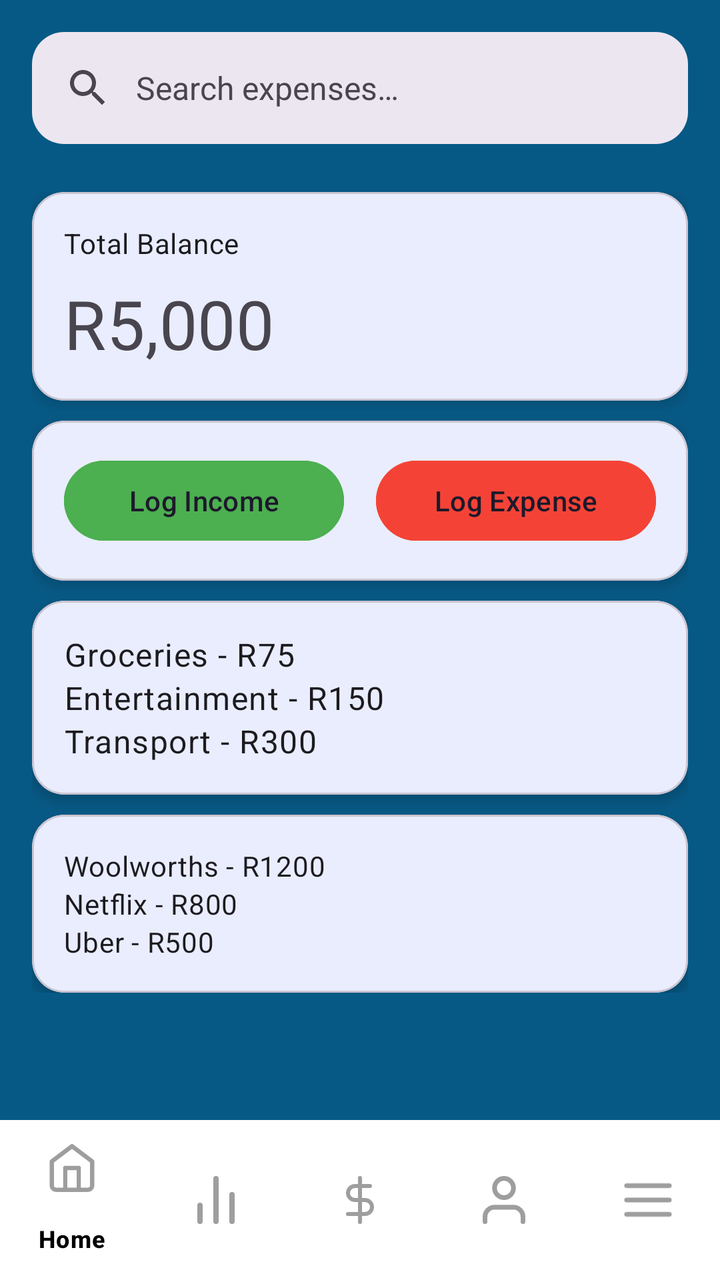
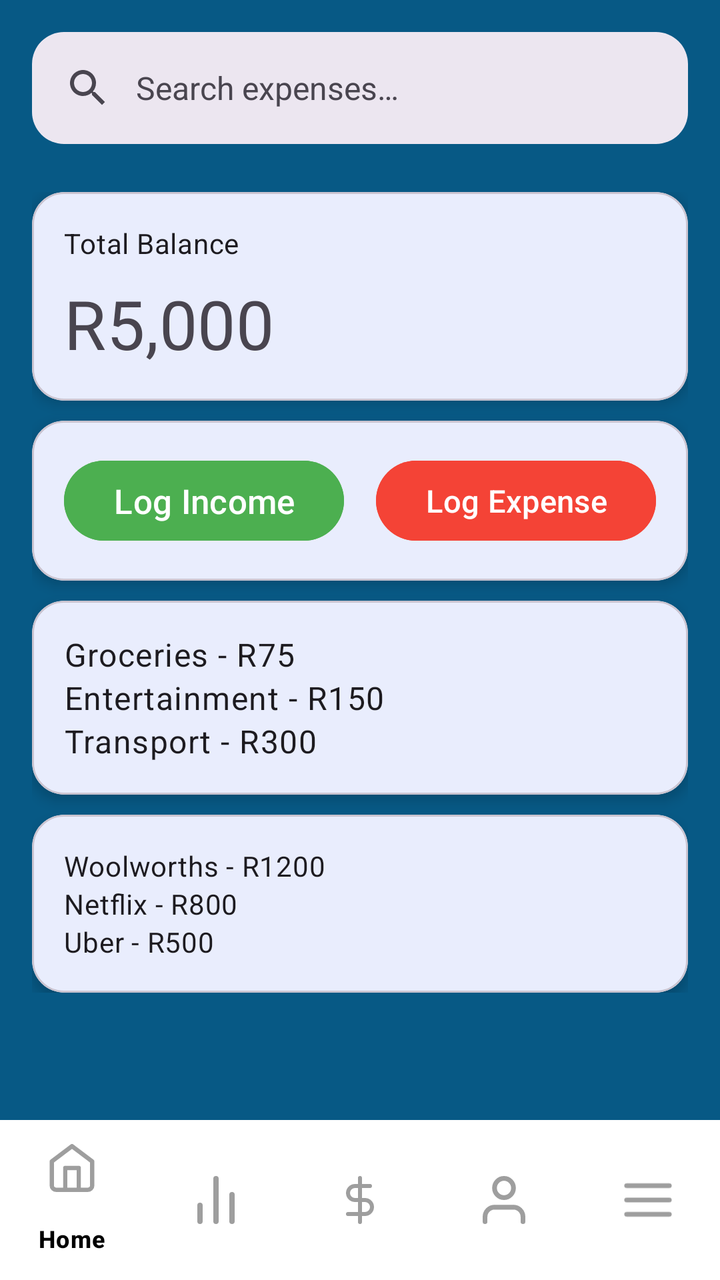

The first picture is an Android layout as it rendered before a commit; the second is the same layout after the commit. The layout source and the unified diff follow.
<!-- AndroidManifest.xml: application theme Theme.KracKShacKBanking -->
<!-- res/layout/dashboard.xml -->
<?xml version="1.0" encoding="utf-8"?>
<androidx.coordinatorlayout.widget.CoordinatorLayout xmlns:android="http://schemas.android.com/apk/res/android"
    xmlns:app="http://schemas.android.com/apk/res-auto"
    xmlns:tools="http://schemas.android.com/tools"
    android:layout_width="match_parent"
    android:layout_height="match_parent"
    android:background="@color/maincolour">

    <com.google.android.material.appbar.AppBarLayout
        android:layout_width="match_parent"
        android:layout_height="wrap_content"
        android:background="@android:color/transparent"
        android:elevation="0dp">

        <com.google.android.material.search.SearchBar
            android:id="@+id/searchBar"
            android:layout_width="match_parent"
            android:layout_height="wrap_content"
            android:layout_marginHorizontal="16dp"
            android:layout_marginBottom="8dp"
            android:hint="@string/search_expenses"
            app:shapeAppearanceOverlay="@style/ShapeAppearanceOverlay.App.SearchBar" />

    </com.google.android.material.appbar.AppBarLayout>

    <androidx.core.widget.NestedScrollView
        android:layout_width="match_parent"
        android:layout_height="match_parent"
        app:layout_behavior="@string/appbar_scrolling_view_behavior">

        <androidx.constraintlayout.widget.ConstraintLayout
            android:layout_width="match_parent"
            android:layout_height="wrap_content"
            android:padding="16dp">

            <com.google.android.material.card.MaterialCardView
                android:id="@+id/balanceCard"
                android:layout_width="match_parent"
                android:layout_height="wrap_content"
                app:cardCornerRadius="16dp"
                app:cardElevation="4dp"
                app:layout_constraintTop_toTopOf="parent">

                <LinearLayout
                    android:layout_width="match_parent"
                    android:layout_height="wrap_content"
                    android:orientation="vertical"
                    android:padding="16dp">

                    <TextView
                        android:layout_width="wrap_content"
                        android:layout_height="wrap_content"
                        android:text="@string/total_balance"
                        android:textAppearance="?attr/textAppearanceBodyMedium" />

                    <TextView
                        android:id="@+id/totalBalanceText"
                        android:layout_width="wrap_content"
                        android:layout_height="wrap_content"
                        android:layout_marginTop="8dp"
                        android:text="@string/AmountMoney"
                        android:textAppearance="?attr/textAppearanceHeadline4" />

                </LinearLayout>

            </com.google.android.material.card.MaterialCardView>

            <com.google.android.material.card.MaterialCardView
                android:id="@+id/quickActionsCard"
                android:layout_width="match_parent"
                android:layout_height="wrap_content"
                android:layout_marginTop="10dp"
                app:cardCornerRadius="16dp"
                app:cardElevation="4dp"
                app:layout_constraintTop_toBottomOf="@id/balanceCard">

                <LinearLayout
                    android:layout_width="match_parent"
                    android:layout_height="wrap_content"
                    android:orientation="horizontal"
                    android:padding="16dp">

                    <com.google.android.material.button.MaterialButton
                        android:id="@+id/btn_log_income"
                        style="@style/Widget.Material3.Button.TonalButton"
                        android:layout_width="0dp"
                        android:layout_height="wrap_content"
                        android:layout_marginEnd="8dp"
                        android:layout_weight="1"
                        android:text="@string/log_income"
                        android:backgroundTint="@color/green" />

                    <com.google.android.material.button.MaterialButton
                        android:id="@+id/btn_log_expense"
                        style="@style/Widget.Material3.Button.TonalButton"
                        android:layout_width="0dp"
                        android:layout_height="wrap_content"
                        android:layout_marginStart="8dp"
                        android:layout_weight="1"
                        android:text="@string/log_expense"
                        android:backgroundTint="@color/red" />

                </LinearLayout>

            </com.google.android.material.card.MaterialCardView>

            <com.google.android.material.card.MaterialCardView
                android:id="@+id/budgetsCard"
                android:layout_width="match_parent"
                android:layout_height="wrap_content"
                android:layout_marginTop="10dp"
                app:cardCornerRadius="16dp"
                app:cardElevation="4dp"
                app:layout_constraintTop_toBottomOf="@id/quickActionsCard">

                <LinearLayout
                    android:layout_width="match_parent"
                    android:layout_height="wrap_content"
                    android:orientation="vertical"
                    android:padding="16dp">

                    <TextView
                        android:layout_width="wrap_content"
                        android:layout_height="wrap_content"
                        android:text="@string/Groceries"
                        android:textAppearance="?attr/textAppearanceBodyLarge" />

                    <TextView
                        android:layout_width="wrap_content"
                        android:layout_height="wrap_content"
                        android:text="@string/Entertainment"
                        android:textAppearance="?attr/textAppearanceBodyLarge" />

                    <TextView
                        android:layout_width="wrap_content"
                        android:layout_height="wrap_content"
                        android:text="@string/Transport"
                        android:textAppearance="?attr/textAppearanceBodyLarge" />

                </LinearLayout>

            </com.google.android.material.card.MaterialCardView>

            <com.google.android.material.card.MaterialCardView
                android:id="@+id/recentTransactionsCard"
                android:layout_width="match_parent"
                android:layout_height="wrap_content"
                android:layout_marginTop="10dp"
                app:cardCornerRadius="16dp"
                app:cardElevation="4dp"
                app:layout_constraintTop_toBottomOf="@id/budgetsCard">

                <LinearLayout
                    android:layout_width="match_parent"
                    android:layout_height="wrap_content"
                    android:orientation="vertical"
                    android:padding="16dp">

                    <TextView
                        android:layout_width="wrap_content"
                        android:layout_height="wrap_content"
                        android:text="@string/Woolworths"
                        android:textAppearance="?attr/textAppearanceBodyMedium" />

                    <TextView
                        android:layout_width="wrap_content"
                        android:layout_height="wrap_content"
                        android:text="@string/Netflix"
                        android:textAppearance="?attr/textAppearanceBodyMedium" />

                    <TextView
                        android:layout_width="wrap_content"
                        android:layout_height="wrap_content"
                        android:text="@string/Uber"
                        android:textAppearance="?attr/textAppearanceBodyMedium" />

                </LinearLayout>

            </com.google.android.material.card.MaterialCardView>

        </androidx.constraintlayout.widget.ConstraintLayout>

    </androidx.core.widget.NestedScrollView>

    <com.google.android.material.bottomnavigation.BottomNavigationView
        android:id="@+id/bottomNavigationView"
        android:layout_width="match_parent"
        android:layout_height="wrap_content"
        android:layout_gravity="bottom"
        android:background="@color/white"
        android:foregroundTint="@color/black"
        app:itemIconTint="@color/gray"
        app:itemTextColor="@color/black"
        app:menu="@menu/bottom_nav_menu" />

    <ProgressBar
        android:id="@+id/loading_spinner"
        android:layout_width="60dp"
        android:layout_height="60dp"
        android:layout_gravity="center"
        android:visibility="gone" />

</androidx.coordinatorlayout.widget.CoordinatorLayout>
<!-- resources referenced by this layout -->
<resources>
  <color name="black">#000000</color>
  <color name="gray">#9E9E9E</color>
  <color name="green">#4CAF50</color>
  <color name="maincolour">#075985</color>
  <color name="red">#F44336</color>
  <color name="white">#FFFFFF</color>
  <string name="AmountMoney">R5,000</string>
  <string name="Entertainment">Entertainment - R150</string>
  <string name="Groceries">Groceries - R75</string>
  <string name="Netflix">Netflix - R800</string>
  <string name="Transport">Transport - R300</string>
  <string name="Uber">Uber - R500</string>
  <string name="Woolworths">Woolworths - R1200</string>
  <string name="log_expense">Log Expense</string>
  <string name="log_income">Log Income</string>
  <string name="search_expenses">Search expenses…</string>
  <string name="total_balance">Total Balance</string>
  <style name="ShapeAppearanceOverlay.App.SearchBar" parent="">
          <item name="cornerFamily">rounded</item>
          <item name="cornerSize">16dp</item>
      </style>
  <style name="Theme.KracKShacKBanking" parent="Theme.Material3.DayNight.NoActionBar">
          <item name="colorPrimary">@color/primary</item>
          <item name="colorPrimaryVariant">@color/primary_dark</item>
          <item name="colorOnPrimary">@color/white</item>
          <item name="colorSecondary">@color/secondary</item>
          <item name="colorSecondaryVariant">@color/secondary_dark</item>
          <item name="colorOnSecondary">@color/black</item>
          <item name="android:statusBarColor">@color/primary</item>
          <item name="android:navigationBarColor">@color/primary</item>
          <item name="android:windowLightStatusBar">false</item>
  
      </style>
  <color name="primary">#2196F3</color>
  <color name="primary_dark">#1976D2</color>
  <color name="secondary">#FFC107</color>
  <color name="secondary_dark">#FFA000</color>
</resources>

<!-- the commit's change to res/layout/dashboard.xml (unified diff, before → after) -->
@@ -87,8 +87,10 @@
                         android:layout_height="wrap_content"
                         android:layout_marginEnd="8dp"
                         android:layout_weight="1"
+                        android:autoSizeTextType="uniform"
+                        android:backgroundTint="@color/green"
                         android:text="@string/log_income"
-                        android:backgroundTint="@color/green" />
+                        android:textColor="@color/white" />
 
                     <com.google.android.material.button.MaterialButton
                         android:id="@+id/btn_log_expense"
@@ -97,8 +99,10 @@
                         android:layout_height="wrap_content"
                         android:layout_marginStart="8dp"
                         android:layout_weight="1"
+                        android:autoSizeTextType="uniform"
+                        android:backgroundTint="@color/red"
                         android:text="@string/log_expense"
-                        android:backgroundTint="@color/red" />
+                        android:textColor="@color/white" />
 
                 </LinearLayout>
 
